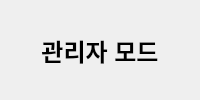
First picture: the form in soy-pc/ui/admin_screen.ui, repository woolimi/soy-factory, before the edit.
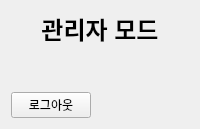
Second picture: the form after the edit.

Commit message: refactor: add back buttons, forced initial admin password registration

What changed in the file:
```diff
--- a/soy-pc/ui/admin_screen.ui
+++ b/soy-pc/ui/admin_screen.ui
@@ -20,6 +20,49 @@
      </property>
     </widget>
    </item>
+   <item>
+    <spacer name="verticalSpacer_admin">
+     <property name="orientation">
+      <enum>Qt::Orientation::Vertical</enum>
+     </property>
+     <property name="sizeHint" stdset="0">
+      <size>
+       <width>20</width>
+       <height>40</height>
+      </size>
+     </property>
+    </spacer>
+   </item>
+   <item>
+    <layout class="QHBoxLayout" name="horizontalLayout_back">
+     <item>
+      <widget class="QPushButton" name="backButton">
+       <property name="maximumSize">
+        <size>
+         <width>150</width>
+         <height>32</height>
+        </size>
+       </property>
+       <property name="text">
+        <string>로그아웃</string>
+       </property>
+      </widget>
+     </item>
+     <item>
+      <spacer name="horizontalSpacer_back">
+       <property name="orientation">
+        <enum>Qt::Orientation::Horizontal</enum>
+       </property>
+       <property name="sizeHint" stdset="0">
+        <size>
+         <width>40</width>
+         <height>20</height>
+        </size>
+       </property>
+      </spacer>
+     </item>
+    </layout>
+   </item>
   </layout>
  </widget>
  <resources/>
```
The commit also changes 2 other files.
